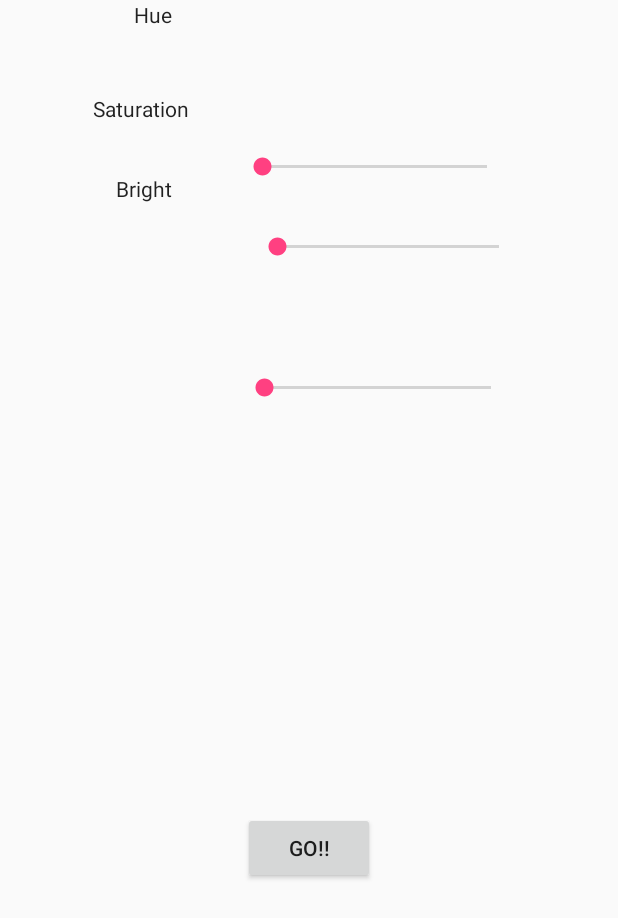
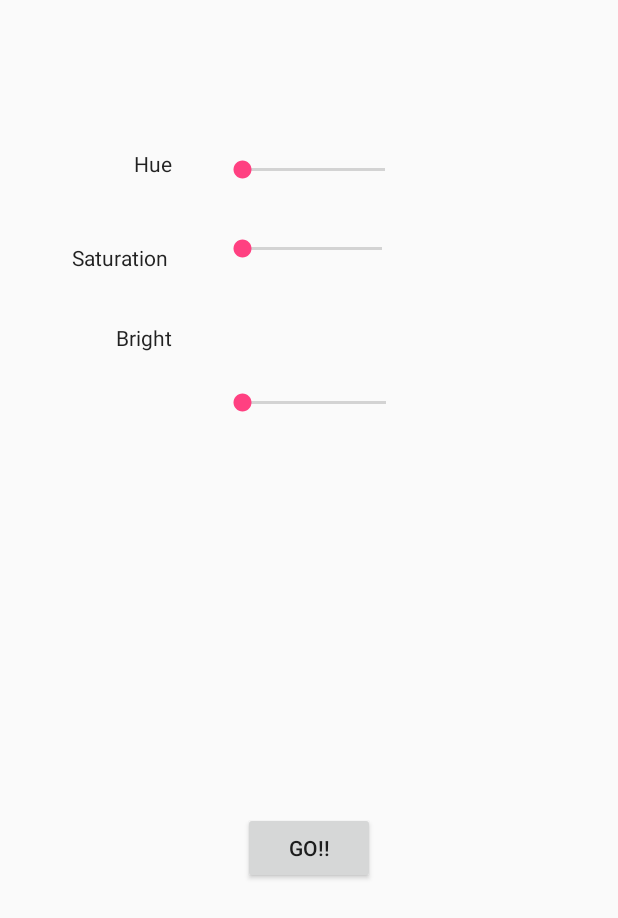
Before and after one commit to rafasalas/Rugs, an Android app: the screen it shows after launch (MainActivity), on a phone screen of 412 x 824 dp. Shown: the top 918 px of the screen. Run offline under Robolectric (Android 15) with nearby library versions, the phone set to English and light mode, and no system bars.

Commit message:
Colors third round

```diff
--- a/app/src/main/java/com/rafasalas/rugs/MainActivity.java
+++ b/app/src/main/java/com/rafasalas/rugs/MainActivity.java
@@ -10,10 +10,13 @@ import android.util.Log;
 import android.view.View;
 import android.view.Window;
 import android.widget.Button;
+import android.widget.SeekBar;
 
 
 public class MainActivity extends Activity {
     private Button vamos;
+    private SeekBar hue, saturation, bright=null;
+    private int valH=0, valS=0,valB=0;
     @Override
     protected void onCreate(Bundle savedInstanceState) {
         super.onCreate(savedInstanceState);
@@ -23,7 +26,63 @@ public class MainActivity extends Activity {
         requestWindowFeature(Window.FEATURE_NO_TITLE);
 
         setContentView(R.layout.activity_main);
+
+        hue=(SeekBar) findViewById(R.id.hue);
+        saturation=(SeekBar) findViewById(R.id.saturation);
+        bright=(SeekBar) findViewById(R.id.bright);
         addlistenerOnButton();
+
+        hue.setOnSeekBarChangeListener(new SeekBar.OnSeekBarChangeListener() {
+            public void onProgressChanged(SeekBar seekBar, int progress, boolean fromUser){
+                valH=(progress*360)/100;
+
+
+            }
+
+            @Override
+            public void onStartTrackingTouch(SeekBar seekBar) {
+
+            }
+
+            @Override
+            public void onStopTrackingTouch(SeekBar seekBar) {
+
+            }
+        });
+        saturation.setOnSeekBarChangeListener(new SeekBar.OnSeekBarChangeListener() {
+            public void onProgressChanged(SeekBar seekBar, int progress, boolean fromUser){
+                valS=progress;
+
+
+            }
+
+            @Override
+            public void onStartTrackingTouch(SeekBar seekBar) {
+
+            }
+
+            @Override
+            public void onStopTrackingTouch(SeekBar seekBar) {
+
+            }
+        });
+        bright.setOnSeekBarChangeListener(new SeekBar.OnSeekBarChangeListener() {
+            public void onProgressChanged(SeekBar seekBar, int progress, boolean fromUser){
+                valB=progress;
+
+
+            }
+
+            @Override
+            public void onStartTrackingTouch(SeekBar seekBar) {
+
+            }
+
+            @Override
+            public void onStopTrackingTouch(SeekBar seekBar) {
+
+            }
+        });
     }
 
     public void addlistenerOnButton(){
@@ -36,7 +95,10 @@ public class MainActivity extends Activity {
             @Override
             public void onClick(View v) {
 
-                float[] colornuevo={280,85,50};
+                float[] colornuevo=new float[3];
+                colornuevo[0]=valH;
+                colornuevo[1]=valS;
+                colornuevo[2]=valB;
                 final global dataglobal = (global) getApplicationContext();
                 dataglobal.set_palette(true);
                 dataglobal.set_color(colornuevo);
@@ -67,4 +129,7 @@ public class MainActivity extends Activity {
 
         });
     }
+
+
+
 }
--- a/app/src/main/res/layout/activity_main.xml
+++ b/app/src/main/res/layout/activity_main.xml
@@ -19,46 +19,44 @@
         app:layout_constraintLeft_toLeftOf="parent"
         app:layout_constraintRight_toRightOf="parent"
         app:layout_constraintTop_toTopOf="parent"
-        app:layout_constraintVertical_bias="0.702" />
+        app:layout_constraintVertical_bias="0.702"
+        android:layout_marginStart="8dp"
+        android:layout_marginEnd="8dp" />
 
     <SeekBar
-        android:id="@+id/seekBar2"
-        android:layout_width="182dp"
-        android:layout_height="23dp"
+        android:id="@+id/hue"
+        android:layout_width="127dp"
+        android:layout_height="28dp"
         android:layout_marginRight="8dp"
         app:layout_constraintRight_toRightOf="parent"
         app:layout_constraintTop_toTopOf="parent"
         android:layout_marginTop="99dp"
         app:layout_constraintLeft_toRightOf="@+id/textView"
         android:layout_marginLeft="8dp"
-        app:layout_constraintHorizontal_bias="0.361" />
+        app:layout_constraintHorizontal_bias="0.149"
+        android:layout_marginStart="8dp"
+        android:layout_marginEnd="8dp" />
 
     <SeekBar
-        android:id="@+id/seekBar3"
-        android:layout_width="180dp"
-        android:layout_height="24dp"
-        android:layout_marginRight="8dp"
-        app:layout_constraintRight_toRightOf="parent"
-        android:layout_marginLeft="8dp"
-        app:layout_constraintLeft_toLeftOf="parent"
-        android:layout_marginTop="30dp"
-        app:layout_constraintTop_toBottomOf="@+id/seekBar2"
-        app:layout_constraintHorizontal_bias="0.744" />
+        android:id="@+id/saturation"
+        android:layout_width="125dp"
+        android:layout_height="22dp"
+        app:layout_constraintLeft_toLeftOf="@+id/hue"
+        android:layout_marginTop="27dp"
+        app:layout_constraintTop_toBottomOf="@+id/hue"
+        app:layout_constraintHorizontal_bias="0.547" />
 
     <SeekBar
-        android:id="@+id/seekBar4"
-        android:layout_width="183dp"
-        android:layout_height="25dp"
+        android:id="@+id/bright"
+        android:layout_width="128dp"
+        android:layout_height="21dp"
+        android:layout_marginBottom="8dp"
+        android:layout_marginLeft="0dp"
         android:layout_marginTop="8dp"
-        app:layout_constraintTop_toBottomOf="@+id/seekBar3"
-        android:layout_marginBottom="8dp"
         app:layout_constraintBottom_toTopOf="@+id/goBoton"
-        android:layout_marginRight="8dp"
-        app:layout_constraintRight_toRightOf="parent"
-        android:layout_marginLeft="8dp"
-        app:layout_constraintHorizontal_bias="0.383"
-        app:layout_constraintVertical_bias="0.19"
-        app:layout_constraintLeft_toRightOf="@+id/textView3" />
+        app:layout_constraintLeft_toLeftOf="@+id/saturation"
+        app:layout_constraintTop_toBottomOf="@+id/saturation"
+        app:layout_constraintVertical_bias="0.225" />
 
     <TextView
         android:id="@+id/textView"
@@ -69,7 +67,9 @@
         android:textAlignment="center"
         android:textAppearance="@style/TextAppearance.AppCompat"
         app:layout_constraintLeft_toLeftOf="parent"
-        tools:layout_editor_absoluteY="99dp" />
+        android:layout_marginStart="89dp"
+        app:layout_constraintTop_toTopOf="@+id/hue"
+        android:layout_marginTop="0dp" />
 
     <TextView
         android:id="@+id/textView2"
@@ -82,8 +82,10 @@
         android:textAppearance="@style/TextAppearance.AppCompat"
         app:layout_constraintHorizontal_bias="0.611"
         app:layout_constraintLeft_toLeftOf="parent"
-        app:layout_constraintRight_toLeftOf="@+id/seekBar3"
-        app:layout_constraintTop_toBottomOf="@+id/textView" />
+        app:layout_constraintRight_toLeftOf="@+id/saturation"
+        app:layout_constraintTop_toBottomOf="@+id/textView"
+        android:layout_marginStart="8dp"
+        android:layout_marginEnd="8dp" />
 
     <TextView
         android:id="@+id/textView3"
@@ -94,6 +96,7 @@
         android:text="Bright"
         android:textAppearance="@style/TextAppearance.AppCompat"
         app:layout_constraintLeft_toLeftOf="parent"
-        app:layout_constraintTop_toBottomOf="@+id/textView2" />
+        app:layout_constraintTop_toBottomOf="@+id/textView2"
+        android:layout_marginStart="77dp" />
 
 </android.support.constraint.ConstraintLayout>
--- a/rafalib/src/main/java/com/rafasalas/rafalib/composites/bezierChain.java
+++ b/rafalib/src/main/java/com/rafasalas/rafalib/composites/bezierChain.java
@@ -132,7 +132,7 @@ public void colorize_palette(float[] hsv){
                             float hcomp=0;
 
     Log.d("hsv_antes", Float.toString(hsv[0]));
-                            if (hsv[0]>180) {hcomp=hsv[0]-180;} else {hcomp=180-hsv[0];}
+                            if (hsv[0]>180) {hcomp=hsv[0]-180;} else {hcomp=180+hsv[0];}
     Log.d("hsv_despues", Float.toString(hsv[0]));
                             chocho[0]=hcomp;
                             chocho[1]=hsv[1];
```
